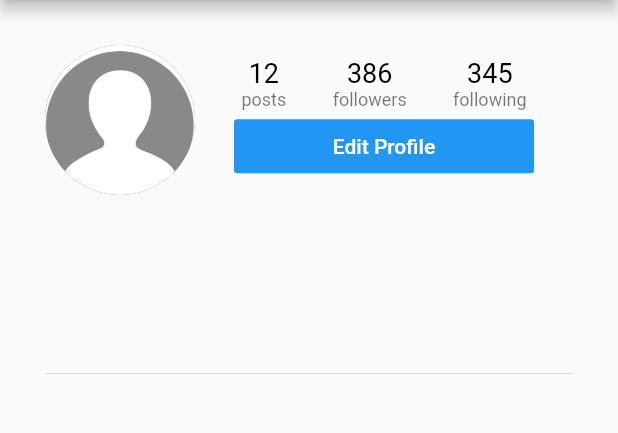
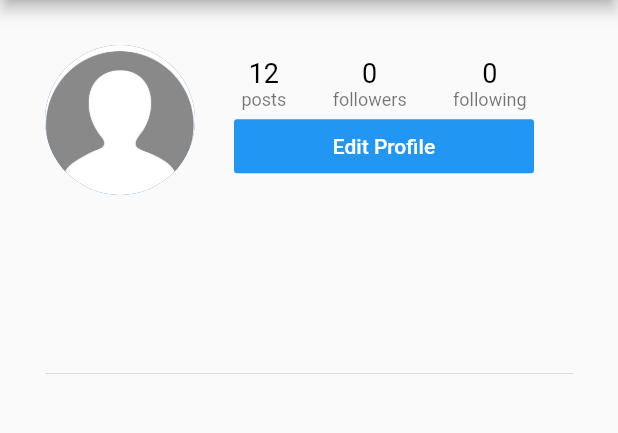
Before and after one commit to iadamalad/fluttergram, a Flutter app: the ProfileScreen screen opened directly, on a phone screen of 412 x 824 dp, the part 84-517 px from its top. Run offline on Flutter 3.47's test engine with Material 2 defaults, Android fonts, the phone set to English and light mode, and no system bars; our stand-ins replace cached_network_image, cloud_firestore, firebase_auth, firebase_storage, flutter_image_compress, image_cropper and 1 more; accounts and stored records are empty.

Commit message:
Added follow/unfollow functionality

```diff
--- a/lib/screens/home_screen.dart
+++ b/lib/screens/home_screen.dart
@@ -37,6 +37,7 @@ class _HomeScreenState extends State<HomeScreen> {
           //we have to pass in the UserId into the ProfileScreen because
           //we might want to render other Profiles from Search
           ProfileScreen(
+            currentUserId: Provider.of<UserData>(context).currentUserId,
             userId: Provider.of<UserData>(context).currentUserId,
           ),
         ],
--- a/lib/screens/profile_screen.dart
+++ b/lib/screens/profile_screen.dart
@@ -1,18 +1,118 @@
 import 'package:cached_network_image/cached_network_image.dart';
 import 'package:flutter/material.dart';
+import 'package:fluttergram/models/user_data.dart';
 import 'package:fluttergram/screens/edit_profile_screen.dart';
+import 'package:fluttergram/services/database_service.dart';
 import 'package:fluttergram/utilities/constants.dart';
 import 'package:fluttergram/models/user_model.dart';
+import 'package:provider/provider.dart';
 
 class ProfileScreen extends StatefulWidget {
+  final String currentUserId;
   final String userId;
-  ProfileScreen({this.userId});
+  ProfileScreen({this.currentUserId, this.userId});
 
   @override
   _ProfileScreenState createState() => _ProfileScreenState();
 }
 
 class _ProfileScreenState extends State<ProfileScreen> {
+  bool _isFollowing = false;
+  int _followerCount = 0;
+  int _followingCount = 0;
+
+  @override
+  void initState() {
+    super.initState();
+    _setupIsFollowing();
+    _setupFollowerCount();
+    _setupFollowingCount();
+  }
+
+  _setupIsFollowing() async {
+    bool isFollowingUser = await DatabaseService.isFollowingUser(
+        currentUserId: widget.currentUserId, userId: widget.userId);
+    setState(() {
+      _isFollowing = isFollowingUser;
+    });
+  }
+
+  _setupFollowerCount() async {
+    int userFollowerCount = await DatabaseService.numFollowers(widget.userId);
+    setState(() {
+      _followerCount = userFollowerCount;
+    });
+  }
+
+  _setupFollowingCount() async {
+    int userFollowingCount = await DatabaseService.numFollowing(widget.userId);
+    setState(() {
+      _followingCount = userFollowingCount;
+    });
+  }
+
+  _followOrUnfollow() {
+    if (_isFollowing) {
+      _unfollowUser();
+    } else {
+      _followUser();
+    }
+  }
+
+  _unfollowUser() {
+    DatabaseService.unfollowUser(
+        currentUserId: widget.currentUserId, userId: widget.userId);
+    setState(() {
+      _isFollowing = false;
+      _followerCount--;
+    });
+  }
+
+  _followUser() {
+    DatabaseService.followUser(
+        currentUserId: widget.currentUserId, userId: widget.userId);
+    setState(() {
+      _isFollowing = true;
+      _followerCount++;
+    });
+  }
+
+  _displayButton(User user) {
+    return user.id == Provider.of<UserData>(context).currentUserId
+        ? Container(
+            width: 200,
+            child: FlatButton(
+              onPressed: () => Navigator.push(
+                context,
+                MaterialPageRoute(
+                  builder: (_) => EditProfileScreen(
+                    user: user,
+                  ),
+                ),
+              ).then((value) {
+                setState(() {});
+              }),
+              textColor: Colors.white,
+              color: Colors.blue,
+              child: Text(
+                "Edit Profile",
+              ),
+            ),
+          )
+        : Container(
+            width: 200,
+            child: FlatButton(
+              onPressed: _followOrUnfollow,
+              textColor: _isFollowing ? Colors.black : Colors.white,
+              color: _isFollowing ? Colors.grey[200] : Colors.blue,
+              child: Text(
+                _isFollowing ? "Unfollow" : "Follow",
+                style: TextStyle(fontSize: 18),
+              ),
+            ),
+          );
+  }
+
   @override
   Widget build(BuildContext context) {
     return Scaffold(
@@ -27,11 +127,9 @@ class _ProfileScreenState extends State<ProfileScreen> {
       body: FutureBuilder(
         future: usersRef.document(widget.userId).get(),
         builder: (BuildContext context, AsyncSnapshot snapshot) {
-          if (!snapshot.hasData) {
+          if (!snapshot.hasData)
             return Center(child: CircularProgressIndicator());
-          }
           User user = User.fromDoc(snapshot.data);
-
           return ListView(
             children: [
               Padding(
@@ -67,7 +165,7 @@ class _ProfileScreenState extends State<ProfileScreen> {
                               Column(
                                 children: [
                                   Text(
-                                    "386",
+                                    _followerCount.toString(),
                                     style: TextStyle(
                                         fontSize: 18, color: Colors.black),
                                   ),
@@ -81,7 +179,7 @@ class _ProfileScreenState extends State<ProfileScreen> {
                               Column(
                                 children: [
                                   Text(
-                                    "345",
+                                    _followingCount.toString(),
                                     style: TextStyle(
                                         fontSize: 18, color: Colors.black),
                                   ),
@@ -94,26 +192,7 @@ class _ProfileScreenState extends State<ProfileScreen> {
                               )
                             ],
                           ),
-                          Container(
-                            width: 200,
-                            child: FlatButton(
-                              onPressed: () => Navigator.push(
-                                context,
-                                MaterialPageRoute(
-                                  builder: (_) => EditProfileScreen(
-                                    user: user,
-                                  ),
-                                ),
-                              ).then((value) {
-                                setState(() {});
-                              }),
-                              textColor: Colors.white,
-                              color: Colors.blue,
-                              child: Text(
-                                "Edit Profile",
-                              ),
-                            ),
-                          ),
+                          _displayButton(user),
                         ],
                       ),
                     )
--- a/lib/screens/search_screen.dart
+++ b/lib/screens/search_screen.dart
@@ -1,9 +1,11 @@
 import 'package:cached_network_image/cached_network_image.dart';
 import 'package:cloud_firestore/cloud_firestore.dart';
 import 'package:flutter/material.dart';
+import 'package:fluttergram/models/user_data.dart';
 import 'package:fluttergram/models/user_model.dart';
 import 'package:fluttergram/screens/profile_screen.dart';
 import 'package:fluttergram/services/database_service.dart';
+import 'package:provider/provider.dart';
 
 class SearchScreen extends StatefulWidget {
   @override
@@ -29,6 +31,7 @@ class _SearchScreenState extends State<SearchScreen> {
         context,
         MaterialPageRoute(
           builder: (_) => ProfileScreen(
+            currentUserId: Provider.of<UserData>(context).currentUserId,
             userId: user.id,
           ),
         ),
--- a/lib/services/database_service.dart
+++ b/lib/services/database_service.dart
@@ -1,4 +1,5 @@
 import 'package:cloud_firestore/cloud_firestore.dart';
+import 'package:fluttergram/models/post_model.dart';
 import 'package:fluttergram/models/user_model.dart';
 import 'package:fluttergram/utilities/constants.dart';
 
@@ -18,4 +19,83 @@ class DatabaseService {
         .getDocuments(); //find all users whose name is equal or longer to the name passed in
     return users;
   }
+
+  static void createPost(Post post) {
+    //an idea is automatically created when we add the post to the database
+    postsRef.document(post.authorId).collection('usersPosts').add({
+      'imageUrl': post.imageUrl,
+      'caption': post.caption,
+      'likes': post.likes,
+      'authorId': post.authorId,
+      'timestamp': post.timestamp,
+    });
+  }
+
+  static void followUser({String currentUserId, String userId}) {
+    //Add user to current user's following collection
+    followingRef
+        .document(currentUserId)
+        .collection('userFollowing')
+        .document(userId)
+        .setData({});
+
+    //Add current user to user's followers collection
+    followersRef
+        .document(userId)
+        .collection('userFollowers')
+        .document(currentUserId)
+        .setData({});
+  }
+
+  static void unfollowUser({String currentUserId, String userId}) {
+    //remove user from currentUser's following list
+    followingRef
+        .document(currentUserId)
+        .collection('userFollowing')
+        .document(userId)
+        .get()
+        .then((doc) {
+      if (doc.exists) {
+        doc.reference.delete();
+      }
+    });
+
+    //remove currentUser from user's follower's list
+    followersRef
+        .document(userId)
+        .collection('userFollowers')
+        .document(currentUserId)
+        .get()
+        .then((doc) {
+      if (doc.exists) {
+        doc.reference.delete();
+      }
+    });
+  }
+
+  static Future<bool> isFollowingUser(
+      {String currentUserId, String userId}) async {
+    DocumentSnapshot followingDoc = await followersRef
+        .document(userId)
+        .collection('userFollowers')
+        .document(currentUserId)
+        .get();
+    return followingDoc.exists;
+  }
+
+  static Future<int> numFollowers(String userId) async {
+    QuerySnapshot followersSnapshot = await followersRef
+        .document(userId)
+        .collection("userFollowers")
+        .getDocuments();
+    return followersSnapshot.documents.length;
+  }
+
+  static Future<int> numFollowing(String userId) async {
+    QuerySnapshot followingSnapshot = await followingRef
+        .document(userId)
+        .collection("userFollowing")
+        .getDocuments();
+    return followingSnapshot.documents.length;
+  }
 }
--- a/lib/utilities/constants.dart
+++ b/lib/utilities/constants.dart
@@ -2,7 +2,12 @@ import 'package:cloud_firestore/cloud_firestore.dart';
 import 'package:firebase_storage/firebase_storage.dart';
 
 final _firestore = Firestore.instance;
-final usersRef = _firestore.collection(
-    'users'); //this allows us to use the userRef throughout the entire app
-final storageRef = FirebaseStorage.instance
-    .ref(); //makes reference to the root of our database on Google
+
+//this allows us to use the userRef throughout the entire app
+final usersRef = _firestore.collection('users');
+final postsRef = _firestore.collection("posts");
+final followersRef = _firestore.collection("followers");
+final followingRef = _firestore.collection("following");
+
+//makes reference to the root of our database on Google
+final storageRef = FirebaseStorage.instance.ref();
```
Also changed, not shown: lib/screens/create_post_screen.dart (+26 -3 lines).
